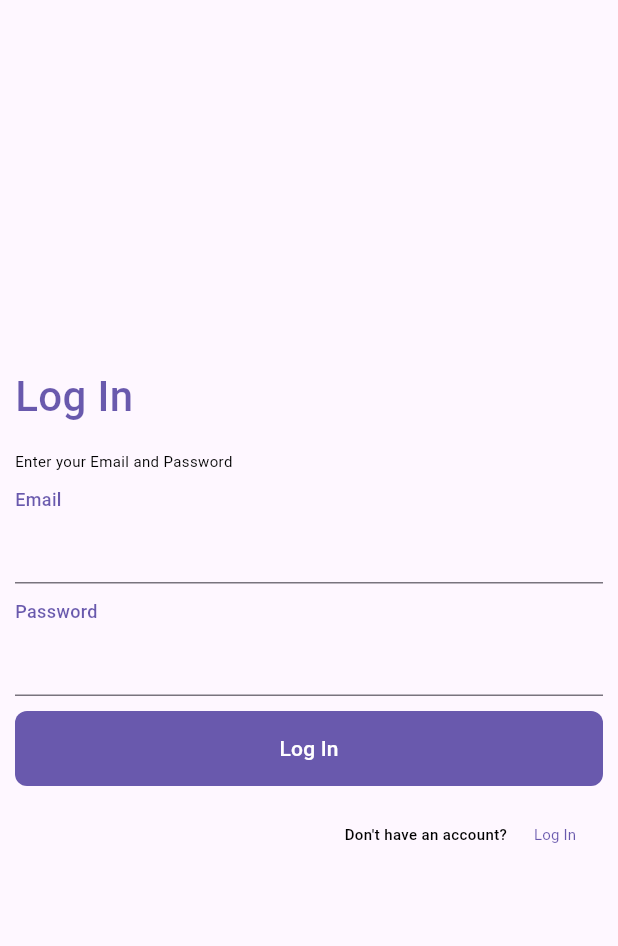
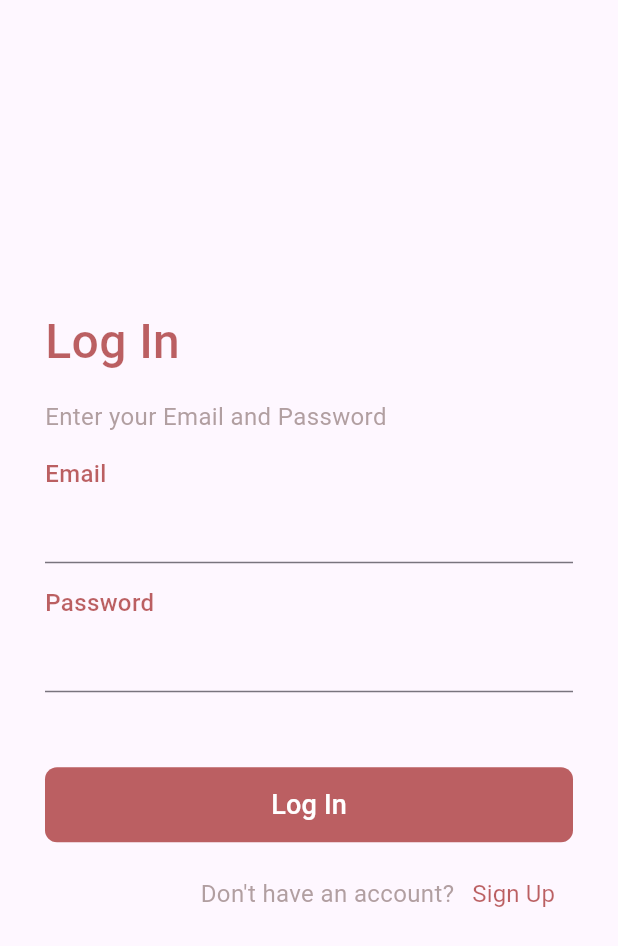
Before and after one commit to IuliaMZbircea/movie_app, a Flutter app: the screen it shows after launch, on a phone screen of 412 x 824 dp. Shown: the top 946 px of the screen. Run offline on Flutter 3.47's test engine with Material 3 defaults, Android fonts, the phone set to English and light mode, and no system bars; our stand-ins replace firebase_auth, firebase_core, hive, hive_flutter, internet_connection_checker, shared_preferences; accounts and stored records are empty.

Commit message:
bottom navigation bar implementation and constants file update

```diff
--- a/lib/helpers/constants/constants.dart
+++ b/lib/helpers/constants/constants.dart
@@ -1,13 +1,45 @@
 import 'package:flutter/material.dart';
 
+//Font sizes
 const double titleFontSize = 28.0;
+const double logInOrSignUpFontSize = 32.0;
+
+//Color pallete
+const redColor = Color.fromARGB(179, 158, 31, 31);
+const greyColor = Color.fromARGB(179, 145, 121, 121);
+const appBarColor = const Color.fromARGB(173, 238, 238, 238);
+
+//credentials navigation/validation buttons
 const double buttonHeight = 50.0;
 const double buttonRadius = 8.0;
+
+//spacing
 const double midSpace = 16.0;
+const double paddingCredentials = 30.0;
+const customSpacer = SizedBox(height: 15.0);
+const customSpacerBig = SizedBox(height: 50.0);
 
 const TextStyle headerTextStyle = TextStyle(
-
-  fontSize: 10.0,
-  color: Colors.black,
+  fontSize: 16.0,
+  color: redColor,
   fontWeight: FontWeight.normal,
 );
+
+
+const TextStyle subheaderTextStyle = TextStyle(
+  fontSize: 16.0,
+  color: greyColor,
+  fontWeight: FontWeight.normal,
+);
+
+const TextStyle signUpOrLogInTitleStyle = TextStyle(
+  fontSize: logInOrSignUpFontSize,
+  color: redColor,
+  fontWeight: FontWeight.w500,
+);
+
+const TextStyle credentialTextBoxesTitles = TextStyle(
+  fontSize: 16.0,
+  color: redColor,
+  fontWeight: FontWeight.w500,
+);
--- a/lib/helpers/constants/routes_name.dart
+++ b/lib/helpers/constants/routes_name.dart
@@ -2,3 +2,6 @@
 const String logInRouteName = '/login';
 const String signUpRouteName = '/signup';
 const String movieListRouteName = '/movies';
+const String movieDetailsRouteName = '/movie_details';
+const String signOutRouteName = '/profile';
+const String watchListRouteName = 'watchlist';
--- a/lib/helpers/constants/strings-en.dart
+++ b/lib/helpers/constants/strings-en.dart
@@ -1,11 +1,14 @@
+//Log In Screen
 const String loginString = "Log In";
 const String loginButtonTitle = "Log In";
+const String noAccountString = "Don't have an account?";
 
+//Sign Up Screen
 const String signUpString = "Sign Up";
 const String signUpButtonTitle = "Sign Up";
+const String connectWithSocialMediaString = "-------------------------------------- or --------------------------------------";
 
+//Login & Signup Screens
 const String emailAddress = "Email";
 const String password = "Password";
-const String noAccountString = "Don't have an account?";
-const String connectWithSocialMediaString = "Connect with social media";
 const String emailAndPasswordString = "Enter your Email and Password";
--- a/lib/main.dart
+++ b/lib/main.dart
@@ -1,6 +1,9 @@
 import 'package:flutter/material.dart';
 import 'package:hive_flutter/hive_flutter.dart';
 import 'package:movie_app/managers/hive_manager.dart';
+import 'package:movie_app/screens/movie_details_screen.dart';
+import 'package:movie_app/screens/signout_screen.dart';
+import 'package:movie_app/screens/watchlist_screen.dart';
 import 'package:shared_preferences/shared_preferences.dart';
 import './screens/login_screen.dart';
 import './screens/movie_list_screen.dart';
@@ -13,9 +16,13 @@ SharedPreferences? sharedPrefs;
 Future<void> main() async {
 
   WidgetsFlutterBinding.ensureInitialized();
+
   await Firebase.initializeApp();
+
   await Hive.initFlutter('database');
+
   sharedPrefs = await SharedPreferences.getInstance();
+
   await HiveManager.instance.initHiveManager();
 
   runApp(const MyApp());
@@ -34,6 +41,9 @@ class MyApp extends StatelessWidget {
         logInRouteName: (context) => const LogInScreen(),
         signUpRouteName: (context) => const SignUpScreen(),
         movieListRouteName: (context) => const MovieListScreen(),
+        movieDetailsRouteName: (context) => const MovieDetailsScreen(),
+        signOutRouteName: (context) => const SignOutScreen(),
+        watchListRouteName: (context) => const WatchListScreen(),
       },
     );
   }
--- a/lib/screens/login_screen.dart
+++ b/lib/screens/login_screen.dart
@@ -1,4 +1,5 @@
 import 'package:flutter/material.dart';
+import 'package:movie_app/helpers/constants/constants.dart';
 import '../helpers/constants/strings-en.dart';
 import '../views/credentials_view.dart';
 
@@ -14,8 +15,9 @@ class LogInScreen extends StatelessWidget {
             maxHeight: MediaQuery.of(context).size.height,
           ),
           child: Container(
-            padding: const EdgeInsets.symmetric(horizontal: 10.0),
+            padding: const EdgeInsets.symmetric(horizontal: paddingCredentials),
             child: const CredentialsView(
+              isSignupScreen: false,
               screenTitle: loginString,
               buttonTitle: loginButtonTitle,
             ),
--- a/lib/screens/signup_screen.dart
+++ b/lib/screens/signup_screen.dart
@@ -1,4 +1,5 @@
 import 'package:flutter/material.dart';
+import 'package:movie_app/helpers/constants/constants.dart';
 import '../helpers/constants/strings-en.dart';
 import '../views/credentials_view.dart';
 
@@ -14,8 +15,9 @@ class SignUpScreen extends StatelessWidget {
             maxHeight: MediaQuery.of(context).size.height,
           ),
           child: Container(
-            padding: const EdgeInsets.symmetric(horizontal: 10.0),
+            padding: const EdgeInsets.symmetric(horizontal: paddingCredentials),
             child: const CredentialsView(
+              isSignupScreen: true,
               screenTitle: signUpString,
               buttonTitle: signUpButtonTitle,
             ),
--- a/lib/views/credentials_view.dart
+++ b/lib/views/credentials_view.dart
@@ -8,14 +8,13 @@ class CredentialsView extends StatefulWidget {
   final String screenTitle;
   final String buttonTitle;
   final bool isSignupScreen;
-  final Color _textColor;
 
   const CredentialsView({
     super.key,
     required this.screenTitle,
     required this.buttonTitle,
     this.isSignupScreen = false,
-  }) : _textColor = isSignupScreen ? Colors.grey : Colors.black;
+  });
 
   @override
   _LoginOrSignupView createState() => _LoginOrSignupView();
@@ -35,21 +34,13 @@ class _LoginOrSignupView extends State<CredentialsView> {
       children: <Widget>[
         Text(
           widget.screenTitle,
-          style: const TextStyle(
-            fontSize: titleFontSize,
-            color: Color.fromARGB(179, 42, 22, 138),
-            fontWeight: FontWeight.w500,
-          ),
+          style: signUpOrLogInTitleStyle
         ),
-        if (!widget.isSignupScreen) setSubtitleForLogInView(),
-        const SizedBox(height: 10.0),
+        setSubtitleForAuthView(),
+        customSpacer,
         const Text(
           emailAddress,
-          style: TextStyle(
-            fontSize: 12.0,
-            color: Color.fromARGB(179, 42, 22, 138),
-            fontWeight: FontWeight.w500,
-          ),
+          style: credentialTextBoxesTitles,
         ),
         TextField(
           controller: emailController,
@@ -57,14 +48,10 @@ class _LoginOrSignupView extends State<CredentialsView> {
             userEmail = newValue;
           },
         ),
-        const SizedBox(height: 10.0),
+        customSpacer,
         const Text(
           password,
-          style: TextStyle(
-            fontSize: 12.0,
-            color: Color.fromARGB(179, 42, 22, 138),
-            fontWeight: FontWeight.w500,
-          ),
+          style: credentialTextBoxesTitles,
         ),
         TextField(
           controller: passwordController,
@@ -73,7 +60,7 @@ class _LoginOrSignupView extends State<CredentialsView> {
           },
           obscureText: true,
         ),
-        const SizedBox(height: 10.0),
+        customSpacerBig,
         TextButton(
           onPressed: () async {
             bool isValid = validateFields();
@@ -90,7 +77,7 @@ class _LoginOrSignupView extends State<CredentialsView> {
             }
           },
           style: TextButton.styleFrom(
-            backgroundColor: const Color.fromARGB(179, 42, 22, 138),
+            backgroundColor: redColor,
             fixedSize: const Size.fromHeight(buttonHeight),
             shape: const RoundedRectangleBorder(
               borderRadius: BorderRadius.all(
@@ -100,32 +87,29 @@ class _LoginOrSignupView extends State<CredentialsView> {
           ),
           child: Text(
             widget.buttonTitle,
-            style: const TextStyle(color: Colors.white),
+            style: const TextStyle(color: Colors.white, fontSize: 18.0),
           ),
         ),
-        SizedBox(height: widget.isSignupScreen ? 20.0 : 8.0),
+        SizedBox(height: widget.isSignupScreen ? 50.0 : 10.0),
         Row(
           crossAxisAlignment: CrossAxisAlignment.center,
           children: [
             const Spacer(),
+
             Text(
               widget.isSignupScreen
                   ? connectWithSocialMediaString
                   : noAccountString,
-              style: headerTextStyle.copyWith(
-                color: widget._textColor,
-                fontWeight: FontWeight.w500,
-              ),
-              textAlign: TextAlign.end,
+              style: subheaderTextStyle,
+              textAlign: TextAlign.center,
             ),
             if (!widget.isSignupScreen)
               TextButton(
-                onPressed: () => Navigator.pushNamed(context, logInRouteName),
-                child: Text(
-                  loginString,
-                  style: headerTextStyle.copyWith(
-                      color: const Color.fromARGB(179, 42, 22, 138)),
-                ),
+                onPressed: () => Navigator.pushNamed(context, signUpRouteName),
+                child: const Text(
+                  signUpString,
+                  style: headerTextStyle,
+                )
               ),
           ],
         ),
@@ -133,7 +117,7 @@ class _LoginOrSignupView extends State<CredentialsView> {
     );
   }
 
-  Widget setSubtitleForLogInView() {
+  Widget setSubtitleForAuthView() {
     return const Column(
       mainAxisAlignment: MainAxisAlignment.center,
       crossAxisAlignment: CrossAxisAlignment.stretch,
@@ -141,7 +125,7 @@ class _LoginOrSignupView extends State<CredentialsView> {
         SizedBox(height: midSpace),
         Text(
           emailAndPasswordString,
-          style: headerTextStyle,
+          style: subheaderTextStyle,
         ),
       ],
     );
--- a/lib/views/movie_cell_view.dart
+++ b/lib/views/movie_cell_view.dart
@@ -41,6 +41,7 @@ class MovieCellView extends StatelessWidget {
   }
 
   Widget initRightSideOfCell() {
+
     return Column(
       mainAxisAlignment: MainAxisAlignment.start,
       crossAxisAlignment: CrossAxisAlignment.start,
```
Also changed, not shown: lib/screens/movie_details_screen.dart (added, +24 -0 lines), lib/screens/movie_list_screen.dart (+47 -12 lines), lib/screens/signout_screen.dart (added, +90 -0 lines), lib/screens/watchlist_screen.dart (added, +78 -0 lines).
